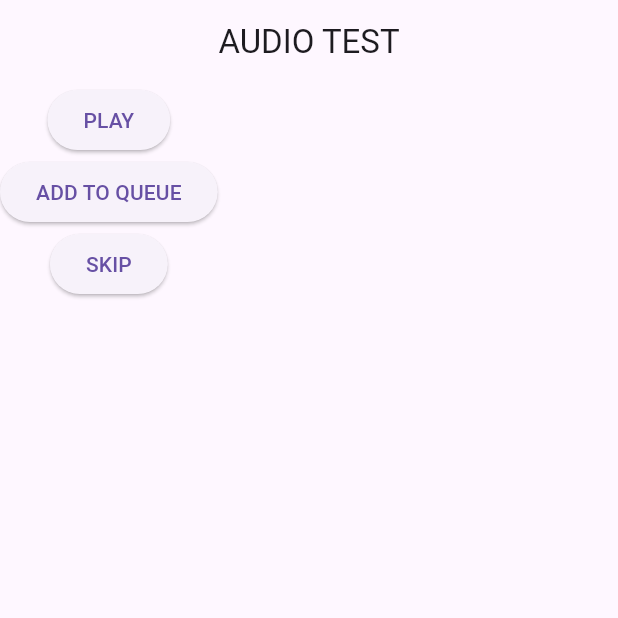
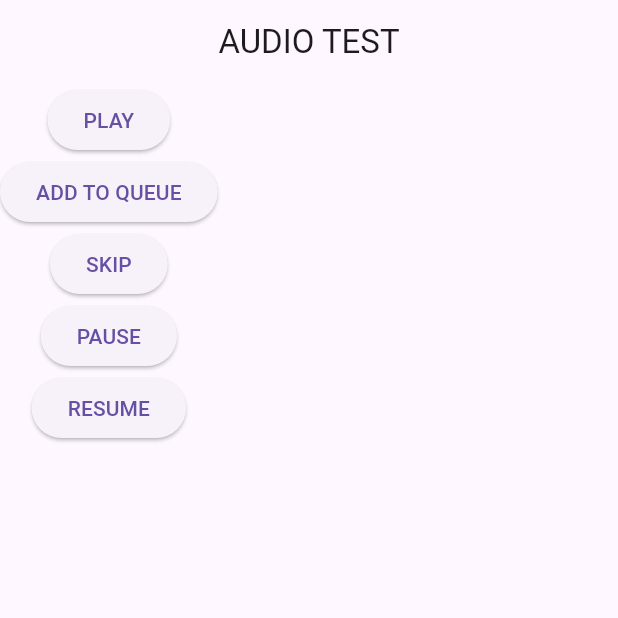
Before and after one commit to mbEPQproject/mp3_player, a Flutter app: the screen it shows after launch, on a phone screen of 412 x 824 dp, the top half of it. Run offline on Flutter 3.47's test engine with Material 3 defaults, Android fonts, the phone set to English and light mode, and no system bars; our stand-ins replace audioplayers.

Commit message:
added pause, resume and buttonPress
added several TODO's
removed autogenerated todo's as they were annoying me

```diff
--- a/lib/logic/audio_player_logic.dart
+++ b/lib/logic/audio_player_logic.dart
@@ -1,7 +1,8 @@
 import 'package:audioplayers/audioplayers.dart';
 
 class AudioPlayerLogic {
-  AudioPlayer audioPlayer = AudioPlayer();
+  bool isPlaying = false;
+  final AudioPlayer audioPlayer = AudioPlayer();
 
   List<String> queue = [];
   List<String> history = [];
@@ -31,4 +32,19 @@ class AudioPlayerLogic {
       queue.removeAt(0);
     }
   }
+
+  void pause() async {
+    await audioPlayer.pause();
+  }
+
+  void resume() async {
+    await audioPlayer.resume();
+  }
+
+  void buttonPress() async {}
 }
+
+//TODO: add logic buttonPress() to play if nothing is playing, pause if it is, and resume if it is paused
+//TODO: use streams in order to detect things like when a song ends, when a song is paused, etc.
+//TODO: make the audioplayer a late and instead create an initialiser for it which can also create an AudioState (or something) variable that can be used to detect if a song is playing n stuff
+//TODO: read through onenote page i made on 'getting started' to find out things you can add/change
--- a/lib/ui/song_test.dart
+++ b/lib/ui/song_test.dart
@@ -28,6 +28,14 @@ class AudioTestUI extends StatelessWidget {
               onPressed: audioPlayerLogic.skip,
               child: Text('SKIP'),
             ),
+            ElevatedButton(
+              onPressed: audioPlayerLogic.pause,
+              child: Text('PAUSE'),
+            ),
+            ElevatedButton(
+              onPressed: audioPlayerLogic.resume,
+              child: Text('RESUME'),
+            ),
           ],
         ),
       ),
```
Also changed, not shown: 2 other files.
